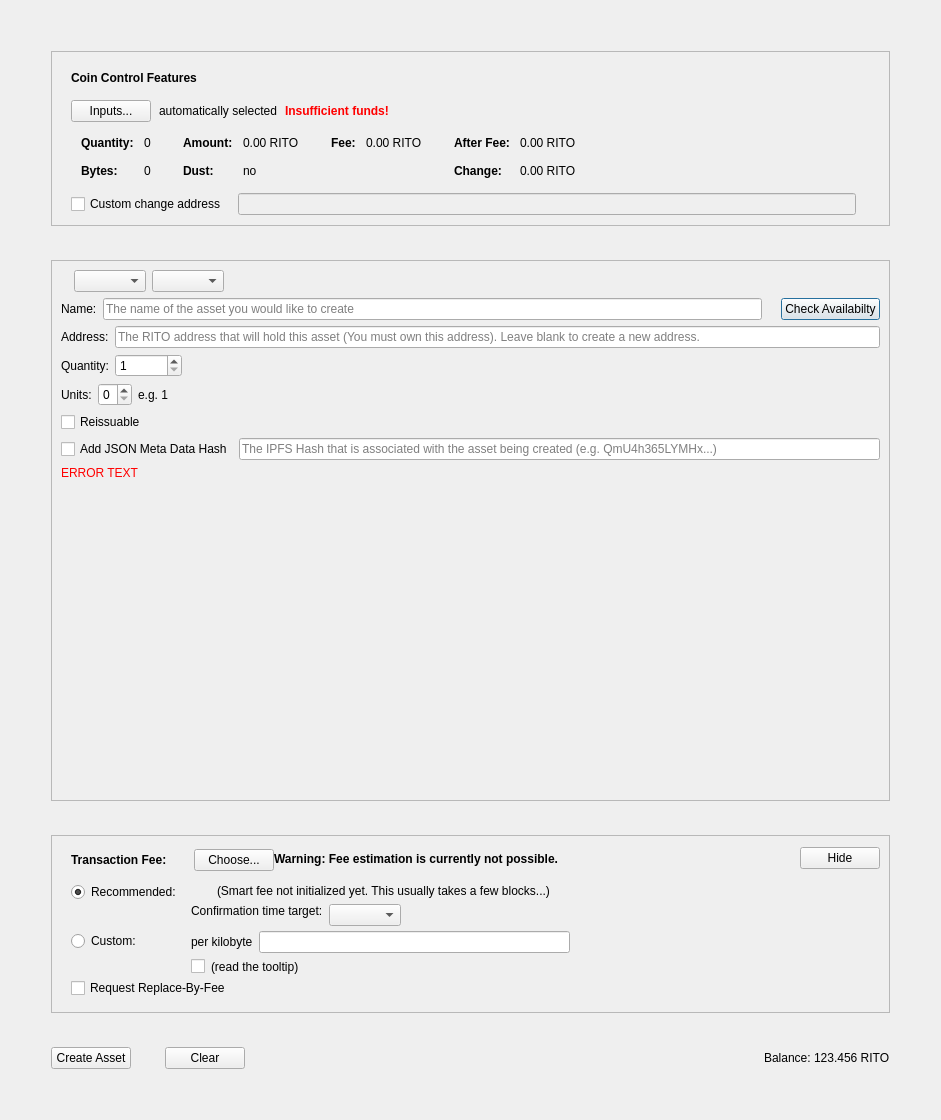
First picture: the form in src/qt/forms/createassetdialog.ui, repository leto/Ritocoin, before the edit.
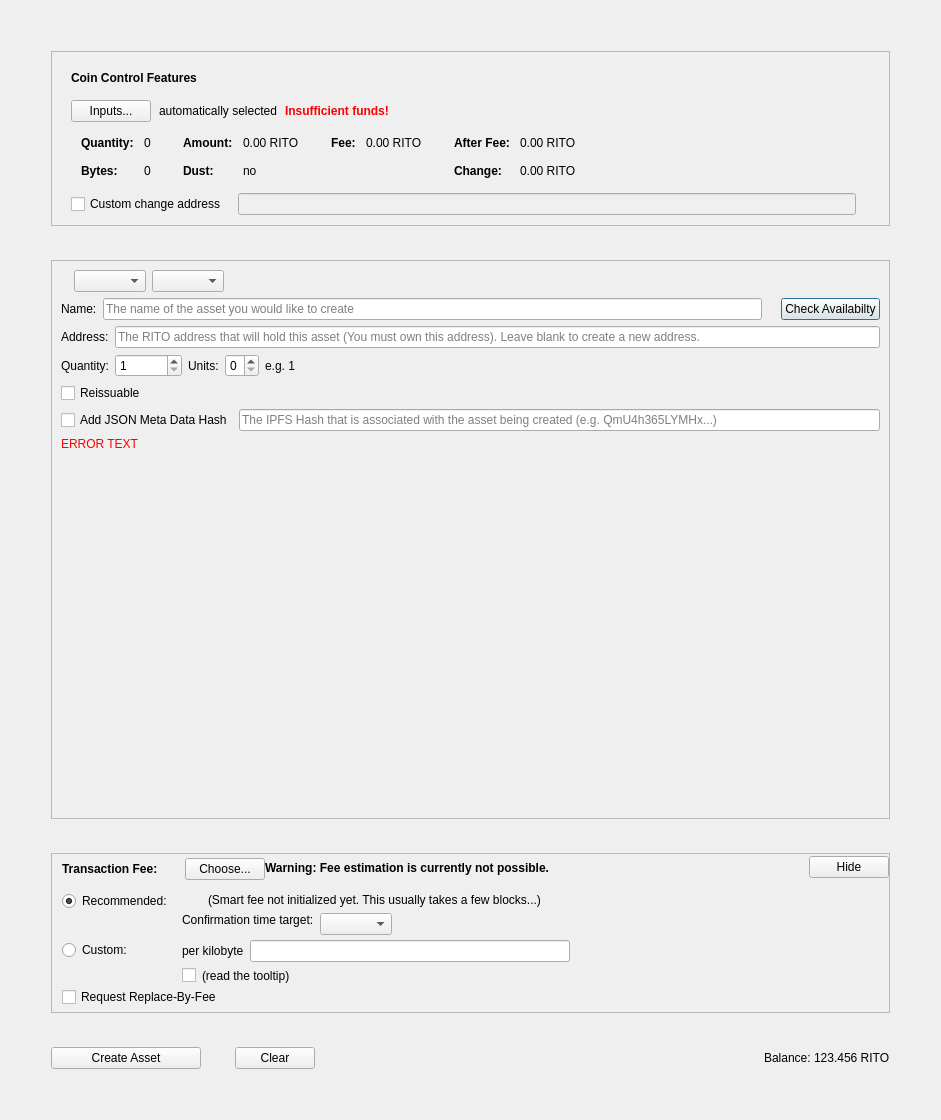
Second picture: the form after the edit. Custom widgets are drawn as their Qt base class.

Diff of the .ui file:
```diff
--- a/src/qt/forms/createassetdialog.ui
+++ b/src/qt/forms/createassetdialog.ui
@@ -723,24 +723,6 @@
              </widget>
             </item>
             <item>
-             <spacer name="horizontalSpacer">
-              <property name="orientation">
-               <enum>Qt::Horizontal</enum>
-              </property>
-              <property name="sizeType">
-               <enum>QSizePolicy::Expanding</enum>
-              </property>
-              <property name="sizeHint" stdset="0">
-               <size>
-                <width>60</width>
-                <height>20</height>
-               </size>
-              </property>
-             </spacer>
-            </item>
-           </layout>
-          </item>
-          <item>
            <layout class="QHBoxLayout" name="horizontalLayout_4">
             <item>
              <widget class="QLabel" name="unitsLabel">
@@ -781,6 +763,8 @@
             </item>
            </layout>
           </item>
+           </layout>
+          </item>
           <item>
            <layout class="QHBoxLayout" name="horizontalLayout_5">
             <item>
@@ -865,6 +849,21 @@
         <enum>QFrame::Raised</enum>
        </property>
        <layout class="QVBoxLayout" name="verticalLayout_3">
+        <property name="spacing">
+         <number>0</number>
+        </property>
+        <property name="leftMargin">
+         <number>0</number>
+        </property>
+        <property name="topMargin">
+         <number>0</number>
+        </property>
+        <property name="rightMargin">
+         <number>0</number>
+        </property>
+        <property name="bottomMargin">
+         <number>0</number>
+        </property>
         <item>
          <layout class="QVBoxLayout" name="verticalLayoutFee2" stretch="0,0,0">
           <property name="spacing">
@@ -1344,6 +1343,12 @@
       <layout class="QHBoxLayout" name="horizontalLayout_8">
        <item>
         <widget class="QPushButton" name="createAssetButton">
+         <property name="minimumSize">
+          <size>
+           <width>150</width>
+           <height>0</height>
+          </size>
+         </property>
          <property name="text">
           <string>Create Asset</string>
          </property>
```
Lines whose indentation alone changed are shown as unchanged.
